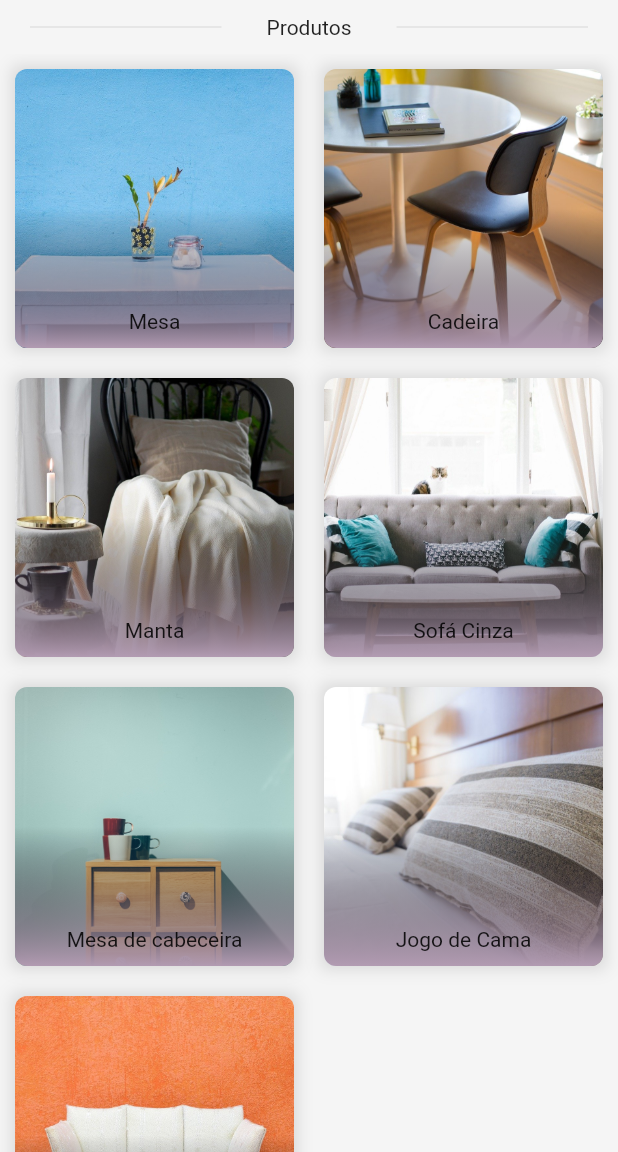
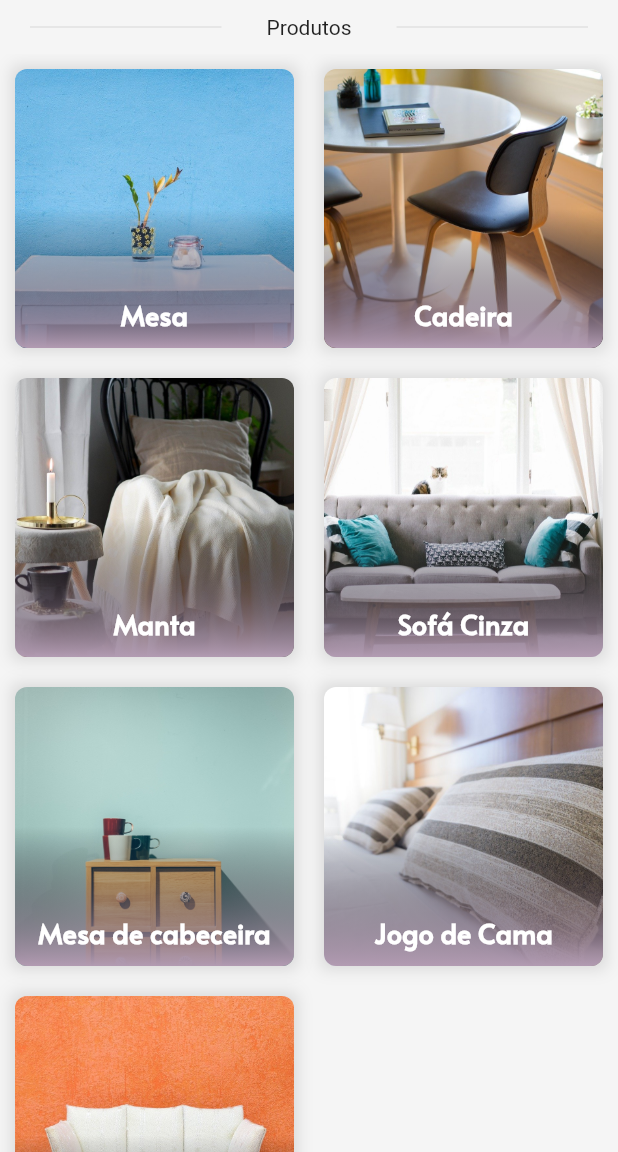
Before and after one commit to DuduAlmeida/CursoFlutterAlura, a Flutter app: the screen it shows after launch, on a phone screen of 412 x 824 dp, the part 84-1236 px from its top. Run offline on Flutter 3.47's test engine with Material 2 defaults, Android fonts, the phone set to English and light mode, and no system bars; our stand-ins replace sqflite; missing offline and left inert: http_interceptor; accounts and stored records are empty.

Commit message:
🎨Temas

```diff
--- a/lojinha_alura/lib/main.dart
+++ b/lojinha_alura/lib/main.dart
@@ -28,6 +28,12 @@ class MyApp extends StatelessWidget {
             fontFamily: 'Alata',
             fontWeight: FontWeight.bold,
             color: Colors.black,
+          ),
+          headline2: TextStyle(
+            fontSize: 18,
+            fontFamily: 'Alata',
+            fontWeight: FontWeight.bold,
+            color: Colors.white,
           ),
         ),
       ),
--- a/lojinha_alura/lib/widgets/titulo_elementos_grid_produto.dart
+++ b/lojinha_alura/lib/widgets/titulo_elementos_grid_produto.dart
@@ -26,7 +26,10 @@ class TituloElementoGridProdutos extends StatelessWidget {
       /// Faz com que fique a 10 px da parte inferior do elemento pai
       ///
       bottom: 10,
-      child: Text(titulo),
+      child: Text(
+        titulo,
+        style: Theme.of(context).textTheme.headline2,
+      ),
     );
   }
 }
```
